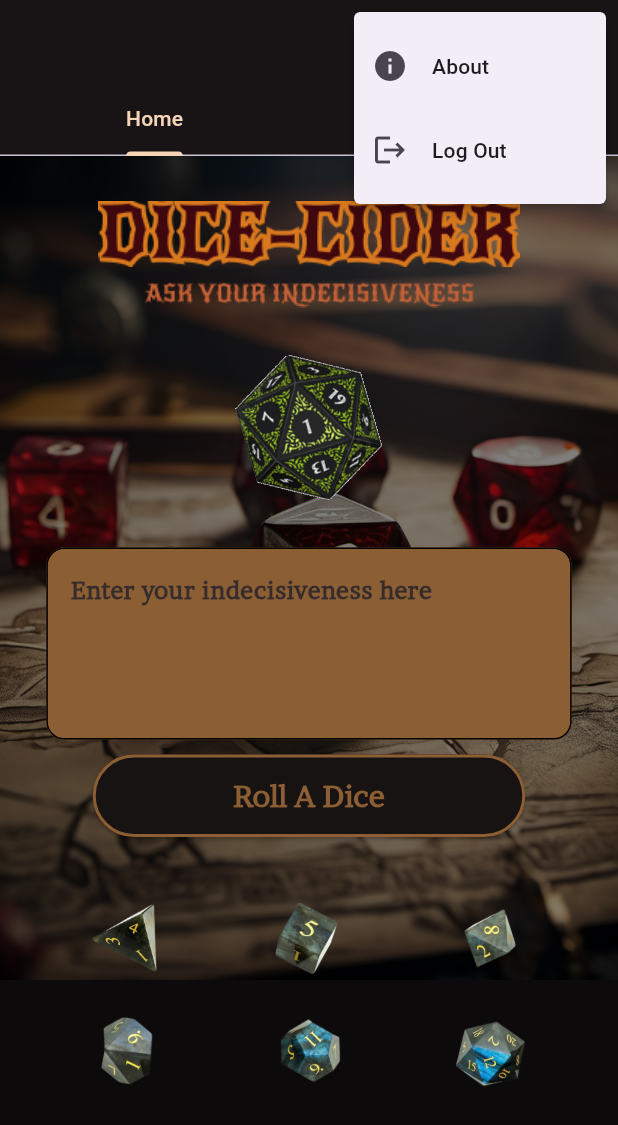
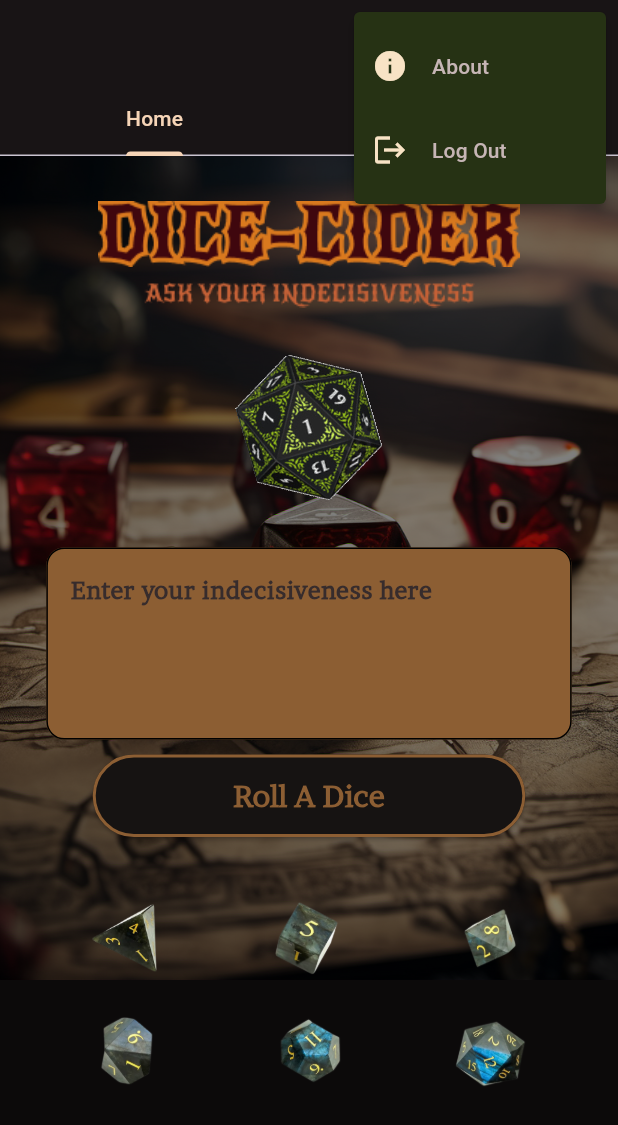
Before and after one commit to IAmMichaelP/DiceDiceDice, a Flutter app: the screen it shows once a user with an empty profile is signed in, after a tap on the "more vert" icon, on a phone screen of 412 x 824 dp. Shown: the top 1125 px of the screen. Run offline on Flutter 3.47's test engine with Material 3 defaults, Android fonts, the phone set to English and light mode, and no system bars; our stand-ins replace cloud_firestore, firebase_auth, firebase_core, just_audio; accounts and stored records are empty.

Commit message:
ellipsis fe updates on home_screen

```diff
--- a/dicedicedice/lib/screens/home_screen.dart
+++ b/dicedicedice/lib/screens/home_screen.dart
@@ -59,6 +59,7 @@ class HomeScreen extends StatelessWidget {
           actions: [
             PopupMenuButton<String>(
               icon: const Icon(Icons.more_vert, color: Color.fromARGB(255, 254, 214, 154)),
+              color: const Color.fromRGBO(38, 50, 20, 1),
               onSelected: (String value) {
                 if (value == 'about') {
                   Navigator.push(context,
@@ -74,18 +75,34 @@ class HomeScreen extends StatelessWidget {
                 }},
 
               itemBuilder: (BuildContext context) => <PopupMenuEntry<String>>[
-                const PopupMenuItem<String>(
+                const  PopupMenuItem<String>(
                 value: 'about',
                 child: ListTile(
-                  leading:  Icon(Icons.info), // About icon
-                  title: Text('About'),
+                  // tileColor: const Color.fromRGBO(38, 50, 20, 1),
+                  // shape: RoundedRectangleBorder(
+                  // borderRadius: BorderRadius.circular(0),
+                  // side: const BorderSide(color: Color.fromRGBO(255, 198, 181, 181)), ),
+                  leading:   Icon(Icons.info,
+                  color: Color.fromARGB(255, 248, 227, 197)),
+                  title:  Text('About',
+                  style: TextStyle(
+                    color: Color.fromARGB(255, 198, 181, 181),
+                  ),),
                 ),
               ),
               const PopupMenuItem<String>(
                 value: 'logout',
                 child: ListTile(
-                  leading: Icon(Icons.logout), // Logout icon
-                  title:  Text('Log Out'),
+                  // tileColor: const Color.fromRGBO(38, 50, 20, 1),
+                  // shape: RoundedRectangleBorder(
+                  // borderRadius: BorderRadius.circular(0),
+                  // side: const BorderSide(color: Color.fromRGBO(255, 198, 181, 181)), ),
+                  leading:  Icon(Icons.logout,
+                  color: Color.fromARGB(255, 248, 227, 197)),
+                  title:  Text('Log Out',
+                  style: TextStyle(
+                    color: Color.fromARGB(255, 198, 181, 181),
+                  ),),
                 ),
               ),
               ],
```
